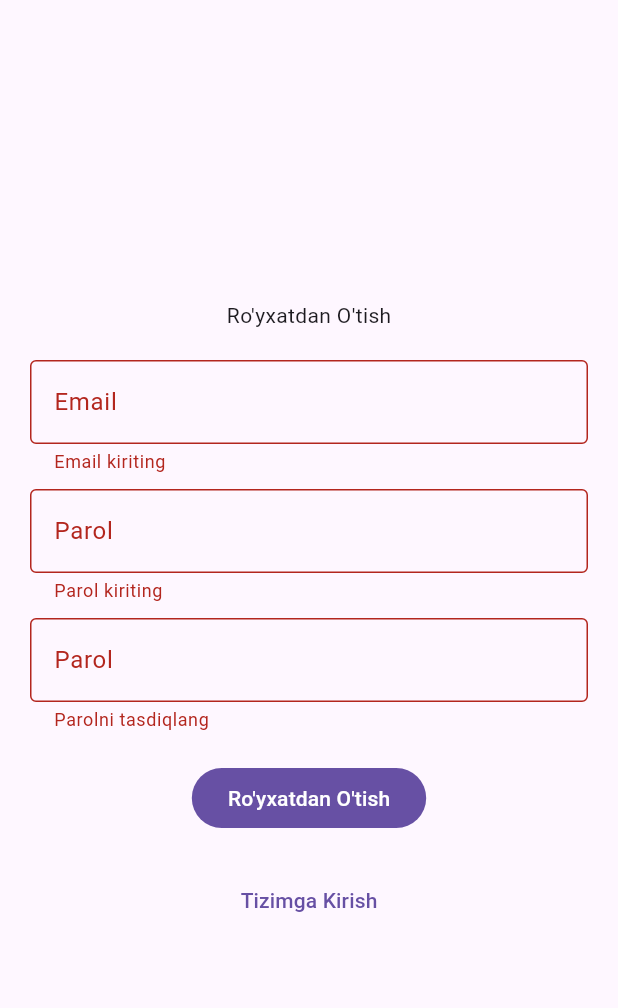
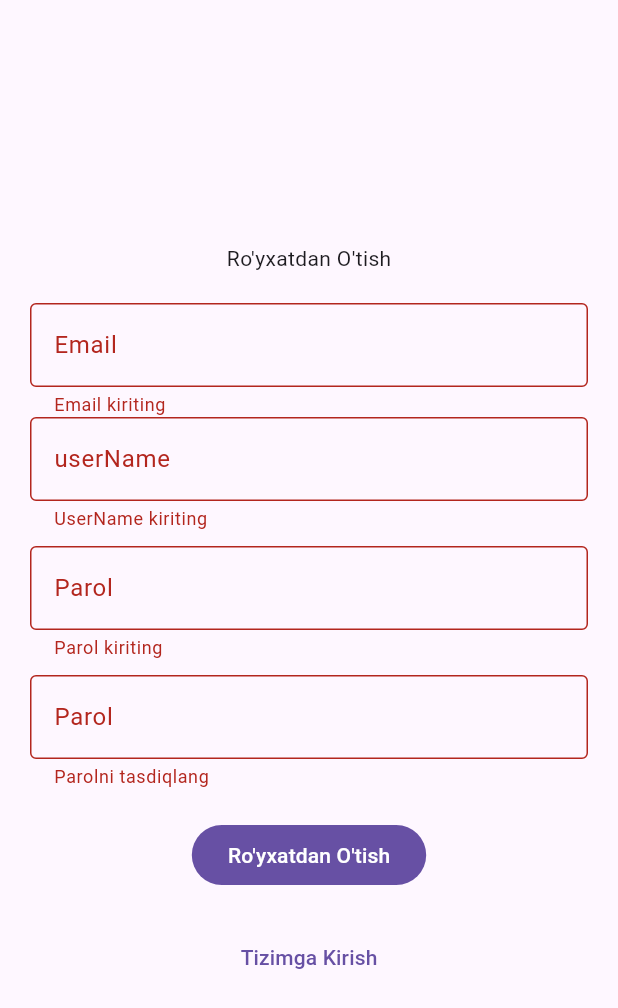
Before and after one commit to FeruzaErgasheva/festivals-app, a Flutter app: the RegisterScreen screen opened directly, after a tap on "Ro'yxatdan O'tish", on a phone screen of 412 x 824 dp. Shown: the top 1008 px of the screen. Run offline on Flutter 3.47's test engine with Material 3 defaults, Android fonts, the phone set to English and light mode, and no system bars; our stand-ins replace adaptive_theme, bloc, carousel_slider, firebase_core, flutter_bloc, flutter_staggered_animations and 6 more; missing offline and left inert: flutter_polyline_points; accounts and stored records are empty.

Commit message:
last commit

```diff
--- a/lib/data/models/user_model.dart
+++ b/lib/data/models/user_model.dart
@@ -2,16 +2,19 @@ class UserModel {
   String userId;
   String email;
   String imageUrl;
+  String userName;
 
   UserModel(
       {required this.email,
       required this.userId,
+      required this.userName,
       this.imageUrl =
           "https://t3.ftcdn.net/jpg/06/17/13/26/360_F_617132669_YptvM7fIuczaUbYYpMe3VTLimwZwzlWf.jpg"});
 
   factory UserModel.fromJson(Map<String, dynamic> json) {
     return UserModel(
         email: json['email'],
+        userName: json['userName'],
         userId: json['userId'],
         imageUrl: json['imageUrl']);
   }
--- /dev/null
+++ b/lib/data/repositories/user_repository.dart
@@ -0,0 +1,26 @@
+import 'package:festivals_exam_4/data/models/user_model.dart';
+import 'package:festivals_exam_4/services/auth_service.dart';
+import 'package:festivals_exam_4/services/user_services/user_services.dart';
+import 'package:flutter/material.dart';
+
+import '../models/user.dart';
+
+class UserRepository {
+  final UserHttpServices _userHttpServices;
+
+  UserRepository({
+    required UserHttpServices userHttpServices,
+  }) : _userHttpServices = userHttpServices;
+
+
+
+
+
+  Future<void>  addUser(String userName,String email) async {
+    return await _userHttpServices.addUser(email, userName);
+  }
+
+  Future<UserModel?> getUser() async{
+    return await  _userHttpServices.getUser();
+  }
+}
--- /dev/null
+++ b/lib/logic/blocs/user/user_bloc.dart
@@ -0,0 +1,39 @@
+import 'package:bloc/bloc.dart';
+import 'package:festivals_exam_4/data/repositories/user_repository.dart';
+import 'package:festivals_exam_4/logic/blocs/user/user_events.dart';
+import 'package:festivals_exam_4/logic/blocs/user/user_state.dart';
+class UserBloc extends Bloc<UserEvents, UserStates> {
+  final UserRepository _userRepository;
+
+  UserBloc({required  UserRepository userRepository})
+      : _userRepository = userRepository,
+        super(InitialUserState()) {
+    on<GetUserEvent>(_getUser);
+
+    on<AddUserEvent>(_addUser);
+  }
+
+  void _getUser(
+    GetUserEvent event,
+    Emitter<UserStates> emit,
+  ) async {
+    emit(LoadingUserState());
+
+    try {
+      final user = await _userRepository.getUser();
+      emit(LoadedUserState(user: user!));
+    } catch (e) {
+      emit(ErrorUserState(e.toString()));
+    }
+  }
+
+  void _addUser(event, emit) async {
+     emit(LoadingUserState());
+     try {
+       await _userRepository.addUser(event.user, event.email);
+     } catch (e) {
+
+     }
+  }
+
+}
--- /dev/null
+++ b/lib/logic/blocs/user/user_events.dart
@@ -0,0 +1,16 @@
+sealed class UserEvents{}
+
+
+final class AddUserEvent extends UserEvents {
+  final String email;
+  final String userName;
+
+  AddUserEvent({
+    required this.email,
+    required this.userName
+  });
+}
+
+final class GetUserEvent extends UserEvents {
+
+}
--- /dev/null
+++ b/lib/logic/blocs/user/user_state.dart
@@ -0,0 +1,20 @@
+import 'package:festivals_exam_4/data/models/user_model.dart';
+
+sealed class UserStates{
+
+}
+
+
+final class InitialUserState extends UserStates{}
+final class LoadingUserState extends UserStates{}
+
+final class LoadedUserState extends UserStates{
+  final UserModel user;
+  LoadedUserState({required this.user});
+}
+
+final class ErrorUserState extends UserStates{
+  String message;
+  ErrorUserState(this.message);
+
+}
--- a/lib/main.dart
+++ b/lib/main.dart
@@ -2,16 +2,19 @@ import 'package:festivals_exam_4/data/repositories/auth_repository.dart';
 import 'package:festivals_exam_4/data/repositories/festivals/festivals_repositories.dart';
 import 'package:festivals_exam_4/data/repositories/festivals/near_festivals_repository.dart';
 import 'package:festivals_exam_4/data/repositories/festivals/personal_festivals_repositories.dart';
+import 'package:festivals_exam_4/data/repositories/user_repository.dart';
 import 'package:festivals_exam_4/firebase_options.dart';
 import 'package:festivals_exam_4/logic/blocs/auth/auth_bloc.dart';
 import 'package:festivals_exam_4/logic/blocs/festivals/festivals_bloc.dart';
 import 'package:festivals_exam_4/logic/blocs/near_fetsivals/near_festivals_bloc.dart';
 import 'package:festivals_exam_4/logic/blocs/personal_festivals/personal_festivals_bloc.dart';
 import 'package:festivals_exam_4/logic/blocs/theme/theme_bloc.dart';
+import 'package:festivals_exam_4/logic/blocs/user/user_bloc.dart';
 import 'package:festivals_exam_4/services/auth_service.dart';
 import 'package:festivals_exam_4/services/festivals/festivals_http_services.dart';
 import 'package:festivals_exam_4/services/festivals/near_festivals_http.dart';
 import 'package:festivals_exam_4/services/festivals/personal_festivals_http_services.dart';
+import 'package:festivals_exam_4/services/user_services/user_services.dart';
 import 'package:firebase_core/firebase_core.dart';
 import 'package:flutter/material.dart';
 import 'package:flutter_bloc/flutter_bloc.dart';
@@ -28,6 +31,7 @@ void main() async {
       PersonalFestivalsHttpServices();
 
       final NearFestivalsHttpServices nearFestivalsHttpServices=NearFestivalsHttpServices();
+      final UserHttpServices userHttpServices=UserHttpServices();
 
   runApp(
     MultiRepositoryProvider(
@@ -36,6 +40,13 @@ void main() async {
           create: (context) {
             return AuthRepository(
               firebaseAuthService: firebaseAuthService,
+            );
+          },
+        ),
+        RepositoryProvider(
+          create: (context) {
+            return UserRepository(
+              userHttpServices: userHttpServices
             );
           },
         ),
@@ -64,6 +75,13 @@ void main() async {
             create: (ctx) {
               return AuthBloc(
                 authRepository: ctx.read<AuthRepository>(),
+              );
+            },
+          ),
+           BlocProvider(
+            create: (ctx) {
+              return UserBloc(
+                userRepository: ctx.read<UserRepository>(),
               );
             },
           ),
--- a/lib/ui/screens/login_screen.dart
+++ b/lib/ui/screens/login_screen.dart
@@ -25,6 +25,7 @@ class _LoginScreenState extends State<LoginScreen> {
             ),
           );
     }
+
   }
 
   @override
--- a/lib/ui/screens/register_screen.dart
+++ b/lib/ui/screens/register_screen.dart
@@ -1,4 +1,6 @@
 import 'package:festivals_exam_4/logic/blocs/auth/auth_bloc.dart';
+import 'package:festivals_exam_4/logic/blocs/user/user_bloc.dart';
+import 'package:festivals_exam_4/logic/blocs/user/user_events.dart';
 import 'package:flutter/material.dart';
 import 'package:flutter_bloc/flutter_bloc.dart';
 
@@ -14,6 +16,7 @@ class _RegisterScreenState extends State<RegisterScreen> {
   final emailController = TextEditingController();
   final passwordController = TextEditingController();
   final passwordConfirmationController = TextEditingController();
+  final userNameController = TextEditingController();
 
   void submit() {
     if (formKey.currentState!.validate()) {
@@ -25,6 +28,9 @@ class _RegisterScreenState extends State<RegisterScreen> {
             ),
           );
     }
+    // context.read<UserBloc>()
+    //   ..add(AddUserEvent(
+    //       email: emailController.text, userName: userNameController.text));
   }
 
   @override
@@ -70,6 +76,20 @@ class _RegisterScreenState extends State<RegisterScreen> {
                   validator: (value) {
                     if (value == null || value.trim().isEmpty) {
                       return "Email kiriting";
+                    }
+
+                    return null;
+                  },
+                ),
+                TextFormField(
+                  controller: userNameController,
+                  decoration: const InputDecoration(
+                    border: OutlineInputBorder(),
+                    labelText: "userName",
+                  ),
+                  validator: (value) {
+                    if (value == null || value.trim().isEmpty) {
+                      return "UserName kiriting";
                     }
 
                     return null;
```
Also changed, not shown: lib/services/user_services/user_services.dart (+34 -2 lines).
